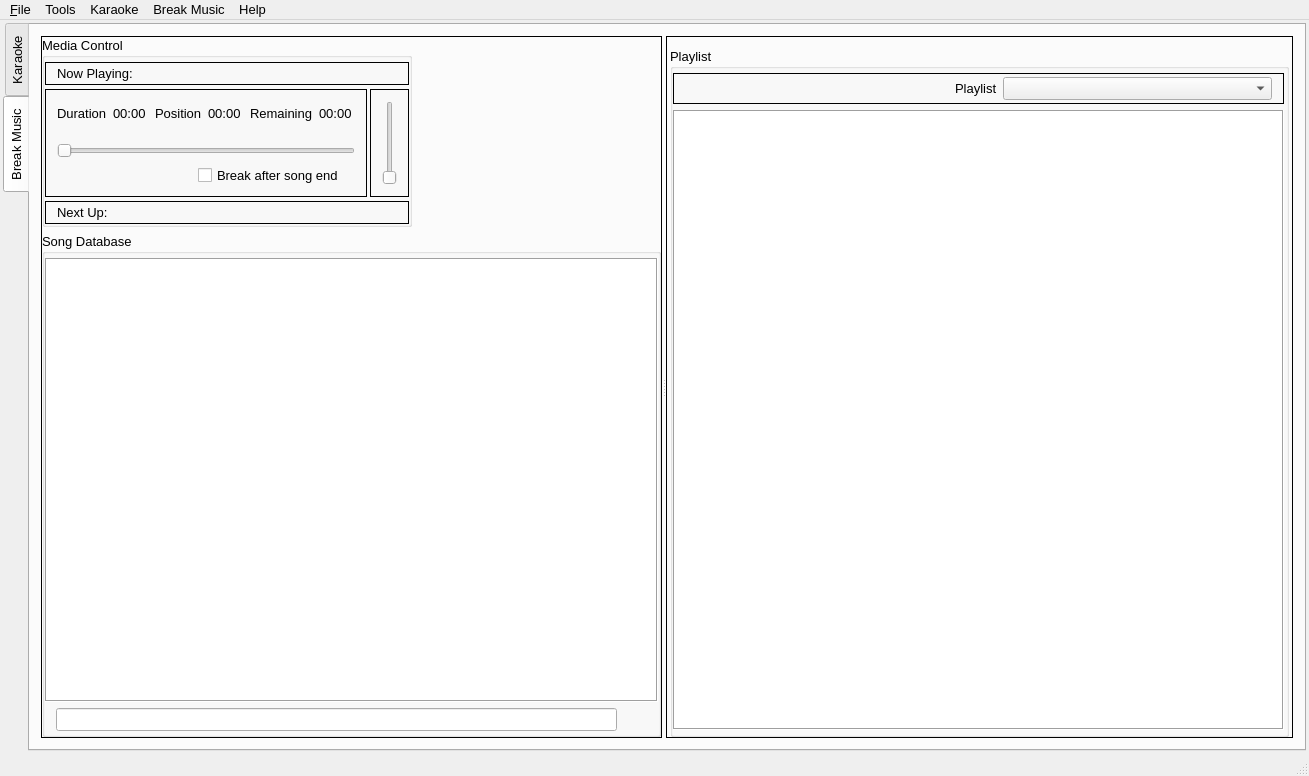
Old version of the form OpenKJ/mainwindow.ui in the repository OpenKJ/OpenKJ.
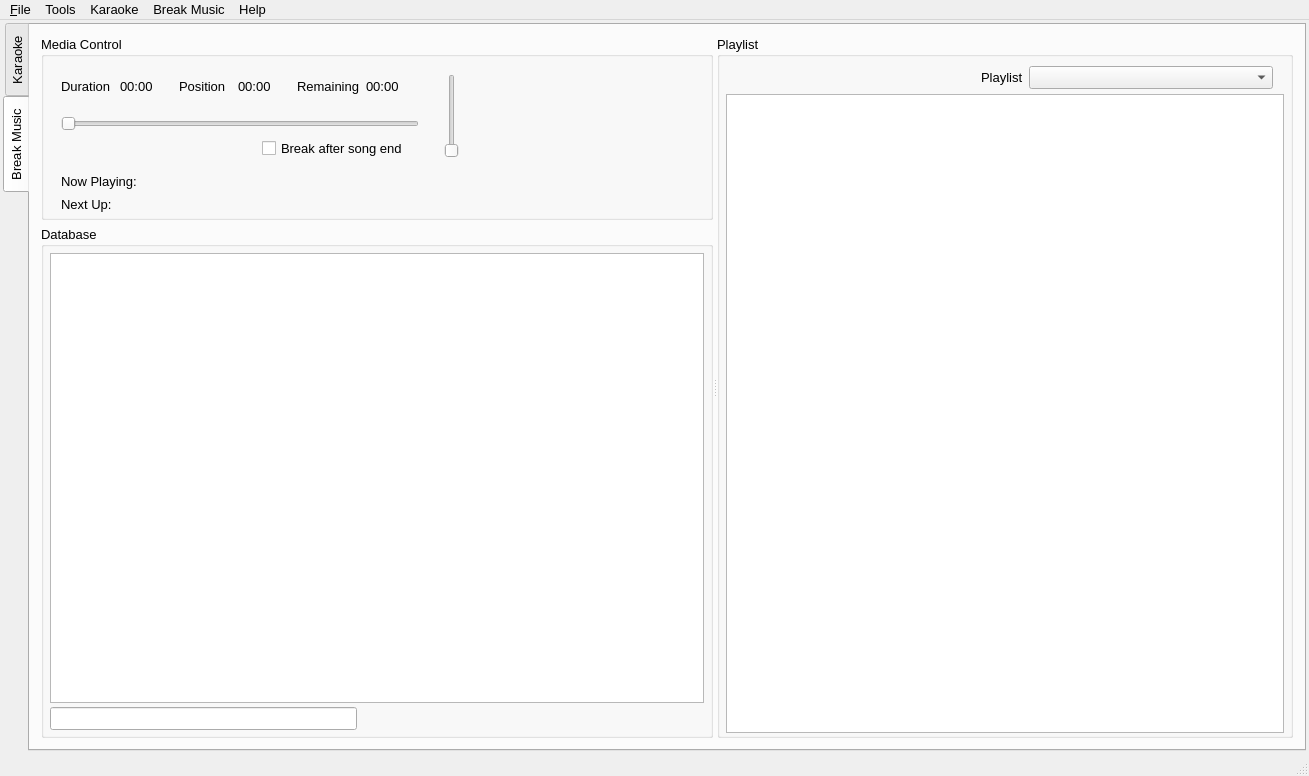
New version of the form. The open tabs and pages were chosen to show the change. Icons and pictures are not drawn. Custom widgets are drawn as their Qt base class.

What changed in the file:
```diff
--- a/OpenKJ/mainwindow.ui
+++ b/OpenKJ/mainwindow.ui
@@ -51,7 +51,7 @@
        <enum>QTabWidget::Rounded</enum>
       </property>
       <property name="currentIndex">
-       <number>0</number>
+       <number>1</number>
       </property>
       <property name="usesScrollButtons">
        <bool>true</bool>
@@ -69,6 +69,9 @@
             <verstretch>0</verstretch>
            </sizepolicy>
           </property>
+          <property name="frameShape">
+           <enum>QFrame::NoFrame</enum>
+          </property>
           <property name="orientation">
            <enum>Qt::Horizontal</enum>
           </property>
@@ -247,7 +250,7 @@
            <property name="childrenCollapsible">
             <bool>false</bool>
            </property>
-           <widget class="QFrame" name="frame_3">
+           <widget class="QFrame" name="frameDb">
             <property name="sizePolicy">
              <sizepolicy hsizetype="Preferred" vsizetype="Preferred">
               <horstretch>0</horstretch>
@@ -258,7 +261,7 @@
              <enum>QFrame::NoFrame</enum>
             </property>
             <property name="frameShadow">
-             <enum>QFrame::Raised</enum>
+             <enum>QFrame::Plain</enum>
             </property>
             <layout class="QHBoxLayout" name="horizontalLayout_8">
              <property name="leftMargin">
@@ -421,7 +424,7 @@
              </item>
             </layout>
            </widget>
-           <widget class="QFrame" name="frame_8">
+           <widget class="QFrame" name="frameQueue">
             <property name="frameShape">
              <enum>QFrame::NoFrame</enum>
             </property>
@@ -592,6 +595,9 @@
           <property name="frameShape">
            <enum>QFrame::Box</enum>
           </property>
+          <property name="lineWidth">
+           <number>0</number>
+          </property>
           <layout class="QVBoxLayout" name="verticalLayout_14">
            <property name="spacing">
             <number>6</number>
@@ -1895,10 +1901,10 @@
             </sizepolicy>
            </property>
            <property name="frameShape">
-            <enum>QFrame::Box</enum>
+            <enum>QFrame::NoFrame</enum>
            </property>
            <property name="frameShadow">
-            <enum>QFrame::Plain</enum>
+            <enum>QFrame::Sunken</enum>
            </property>
            <layout class="QVBoxLayout" name="verticalLayout_3">
             <property name="leftMargin">
@@ -1916,7 +1922,7 @@
             <item>
              <widget class="QGroupBox" name="groupBox">
               <property name="sizePolicy">
-               <sizepolicy hsizetype="Fixed" vsizetype="Fixed">
+               <sizepolicy hsizetype="Expanding" vsizetype="Fixed">
                 <horstretch>0</horstretch>
                 <verstretch>0</verstretch>
                </sizepolicy>
@@ -1932,75 +1938,34 @@
               </property>
               <layout class="QVBoxLayout" name="verticalLayout_4">
                <property name="spacing">
-                <number>4</number>
+                <number>2</number>
                </property>
                <property name="leftMargin">
-                <number>0</number>
+                <number>6</number>
                </property>
                <property name="topMargin">
-                <number>4</number>
+                <number>6</number>
                </property>
                <property name="rightMargin">
-                <number>0</number>
+                <number>6</number>
                </property>
                <property name="bottomMargin">
-                <number>0</number>
+                <number>2</number>
                </property>
-               <item>
-                <widget class="QFrame" name="frame_4">
-                 <property name="frameShape">
-                  <enum>QFrame::Box</enum>
-                 </property>
-                 <property name="frameShadow">
-                  <enum>QFrame::Plain</enum>
-                 </property>
-                 <layout class="QHBoxLayout" name="horizontalLayout_2">
-                  <property name="topMargin">
-                   <number>3</number>
-                  </property>
-                  <property name="bottomMargin">
-                   <number>3</number>
-                  </property>
-                  <item>
-                   <widget class="QLabel" name="label">
-                    <property name="sizePolicy">
-                     <sizepolicy hsizetype="Minimum" vsizetype="Preferred">
-                      <horstretch>0</horstretch>
-                      <verstretch>0</verstretch>
-                     </sizepolicy>
-                    </property>
-                    <property name="text">
-                     <string>Now Playing:</string>
-                    </property>
-                   </widget>
-                  </item>
-                  <item>
-                   <widget class="QLabel" name="labelBmPlaying">
-                    <property name="sizePolicy">
-                     <sizepolicy hsizetype="MinimumExpanding" vsizetype="Preferred">
-                      <horstretch>0</horstretch>
-                      <verstretch>0</verstretch>
-                     </sizepolicy>
-                    </property>
-                    <property name="frameShape">
-                     <enum>QFrame::NoFrame</enum>
-                    </property>
-                    <property name="text">
-                     <string/>
-                    </property>
-                   </widget>
-                  </item>
-                 </layout>
-                </widget>
-               </item>
                <item>
                 <widget class="QFrame" name="frame_12">
                  <property name="sizePolicy">
-                  <sizepolicy hsizetype="Preferred" vsizetype="Fixed">
+                  <sizepolicy hsizetype="Fixed" vsizetype="Fixed">
                    <horstretch>0</horstretch>
                    <verstretch>0</verstretch>
                   </sizepolicy>
                  </property>
+                 <property name="minimumSize">
+                  <size>
+                   <width>420</width>
+                   <height>0</height>
+                  </size>
+                 </property>
                  <property name="frameShape">
                   <enum>QFrame::NoFrame</enum>
                  </property>
@@ -2032,7 +1997,7 @@
                      </size>
                     </property>
                     <property name="frameShape">
-                     <enum>QFrame::Box</enum>
+                     <enum>QFrame::NoFrame</enum>
                     </property>
                     <property name="frameShadow">
                      <enum>QFrame::Plain</enum>
@@ -2264,7 +2229,7 @@
                      <item>
                       <widget class="QFrame" name="frame_15">
                        <property name="frameShape">
-                        <enum>QFrame::Box</enum>
+                        <enum>QFrame::NoFrame</enum>
                        </property>
                        <property name="frameShadow">
                         <enum>QFrame::Plain</enum>
@@ -2298,10 +2263,57 @@
                  </layout>
                 </widget>
                </item>
+               <item>
+                <widget class="QFrame" name="frame_4">
+                 <property name="frameShape">
+                  <enum>QFrame::NoFrame</enum>
+                 </property>
+                 <property name="frameShadow">
+                  <enum>QFrame::Plain</enum>
+                 </property>
+                 <layout class="QHBoxLayout" name="horizontalLayout_2">
+                  <property name="topMargin">
+                   <number>3</number>
+                  </property>
+                  <property name="bottomMargin">
+                   <number>3</number>
+                  </property>
+                  <item>
+                   <widget class="QLabel" name="label">
+                    <property name="sizePolicy">
+                     <sizepolicy hsizetype="Minimum" vsizetype="Preferred">
+                      <horstretch>0</horstretch>
+                      <verstretch>0</verstretch>
+                     </sizepolicy>
+                    </property>
+                    <property name="text">
+                     <string>Now Playing:</string>
+                    </property>
+                   </widget>
+                  </item>
+                  <item>
+                   <widget class="QLabel" name="labelBmPlaying">
+                    <property name="sizePolicy">
+                     <sizepolicy hsizetype="MinimumExpanding" vsizetype="Preferred">
+                      <horstretch>0</horstretch>
+                      <verstretch>0</verstretch>
+                     </sizepolicy>
+                    </property>
+                    <property name="frameShape">
+                     <enum>QFrame::NoFrame</enum>
+                    </property>
+                    <property name="text">
+                     <string/>
+                    </property>
+                   </widget>
+                  </item>
+                 </layout>
+                </widget>
+               </item>
                <item>
                 <widget class="QFrame" name="frame_16">
                  <property name="frameShape">
-                  <enum>QFrame::Box</enum>
+                  <enum>QFrame::NoFrame</enum>
                  </property>
                  <property name="frameShadow">
                   <enum>QFrame::Plain</enum>
@@ -2354,28 +2366,28 @@
                </sizepolicy>
               </property>
               <property name="title">
-               <string>Song Database</string>
+               <string>Database</string>
               </property>
               <layout class="QVBoxLayout" name="verticalLayout_6">
                <property name="spacing">
-                <number>4</number>
+                <number>2</number>
                </property>
                <property name="leftMargin">
-                <number>0</number>
+                <number>6</number>
                </property>
                <property name="topMargin">
-                <number>4</number>
+                <number>6</number>
                </property>
                <property name="rightMargin">
-                <number>0</number>
+                <number>6</number>
                </property>
                <property name="bottomMargin">
-                <number>0</number>
+                <number>2</number>
                </property>
                <item>
                 <widget class="QTableView" name="tableViewBmDb">
                  <property name="frameShape">
-                  <enum>QFrame::Box</enum>
+                  <enum>QFrame::StyledPanel</enum>
                  </property>
                  <property name="frameShadow">
                   <enum>QFrame::Sunken</enum>
@@ -2442,6 +2454,9 @@
                   <enum>QFrame::Plain</enum>
                  </property>
                  <layout class="QHBoxLayout" name="horizontalLayout_7">
+                  <property name="leftMargin">
+                   <number>0</number>
+                  </property>
                   <property name="topMargin">
                    <number>2</number>
                   </property>
@@ -2492,6 +2507,19 @@
                     </property>
                    </widget>
                   </item>
+                  <item>
+                   <spacer name="horizontalSpacer_3">
+                    <property name="orientation">
+                     <enum>Qt::Horizontal</enum>
+                    </property>
+                    <property name="sizeHint" stdset="0">
+                     <size>
+                      <width>40</width>
+                      <height>20</height>
+                     </size>
+                    </property>
+                   </spacer>
+                  </item>
                  </layout>
                 </widget>
                </item>
@@ -2508,17 +2536,23 @@
             </sizepolicy>
            </property>
            <property name="frameShape">
-            <enum>QFrame::Box</enum>
+            <enum>QFrame::NoFrame</enum>
            </property>
            <property name="frameShadow">
-            <enum>QFrame::Plain</enum>
+            <enum>QFrame::Sunken</enum>
            </property>
            <layout class="QVBoxLayout" name="verticalLayout">
+            <property name="spacing">
+             <number>0</number>
+            </property>
             <property name="leftMargin">
-             <number>3</number>
+             <number>0</number>
+            </property>
+            <property name="topMargin">
+             <number>0</number>
             </property>
             <property name="rightMargin">
-             <number>3</number>
+             <number>0</number>
             </property>
             <property name="bottomMargin">
              <number>0</number>
@@ -2529,22 +2563,25 @@
                <string>Playlist</string>
               </property>
               <layout class="QVBoxLayout" name="verticalLayout_7">
+               <property name="spacing">
+                <number>2</number>
+               </property>
                <property name="leftMargin">
-                <number>0</number>
+                <number>6</number>
                </property>
                <property name="topMargin">
-                <number>4</number>
+                <number>6</number>
                </property>
                <property name="rightMargin">
-                <number>2</number>
+                <number>6</number>
                </property>
                <property name="bottomMargin">
-                <number>4</number>
+                <number>2</number>
                </property>
                <item>
                 <widget class="QFrame" name="frame_18">
                  <property name="frameShape">
-                  <enum>QFrame::Box</enum>
+                  <enum>QFrame::NoFrame</enum>
                  </property>
                  <property name="frameShadow">
                   <enum>QFrame::Plain</enum>
@@ -2595,7 +2632,7 @@
                   <enum>Qt::WheelFocus</enum>
                  </property>
                  <property name="frameShape">
-                  <enum>QFrame::Box</enum>
+                  <enum>QFrame::StyledPanel</enum>
                  </property>
                  <property name="editTriggers">
                   <set>QAbstractItemView::NoEditTriggers</set>
```
